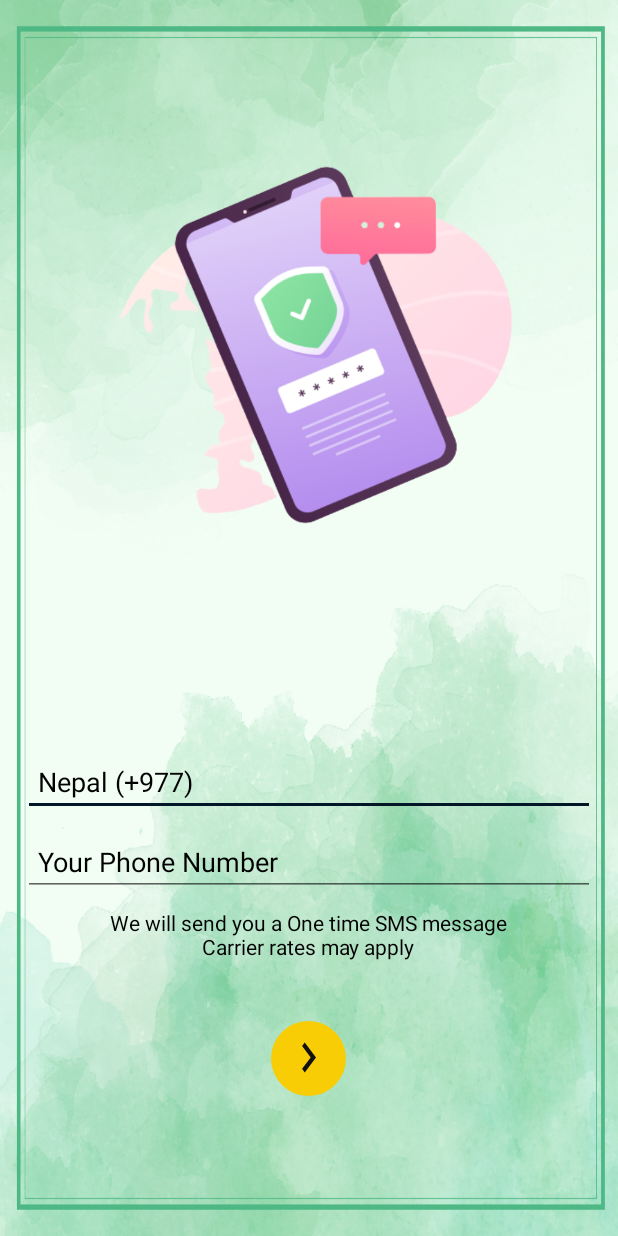
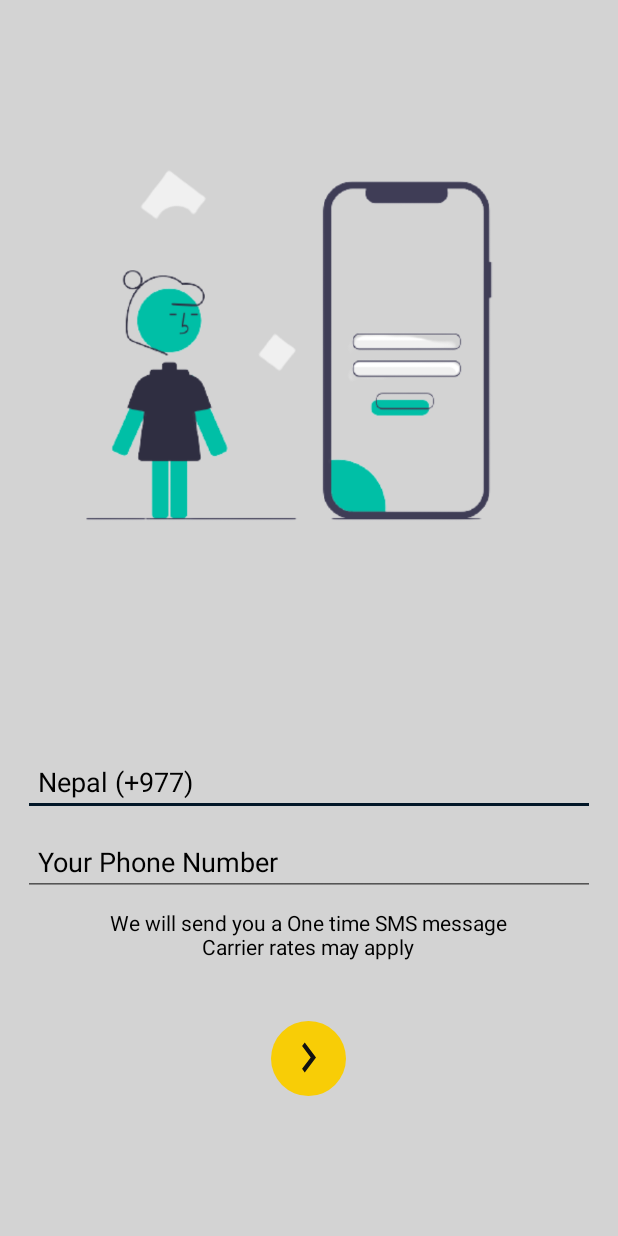
Before and after one commit to stunnerkritika/SmartTravelGuide, an Android app: the screen it shows after launch (LoginActivity), after a tap on "SKIP", on a phone screen of 412 x 824 dp. Run offline under Robolectric (Android 15) with nearby library versions, the phone set to English and light mode, and no system bars; our stand-ins replace Firebase (no records; nobody signed in at launch, a user with empty details on screens opened directly).

Commit message:
Complete designs

```diff
--- a/app/src/main/res/layout/activity_login.xml
+++ b/app/src/main/res/layout/activity_login.xml
@@ -3,7 +3,7 @@
     xmlns:tools="http://schemas.android.com/tools"
     android:layout_width="match_parent"
     android:layout_height="match_parent"
-    android:background="@drawable/background"
+    android:background="@color/clr_grey_text"
     tools:context=".MainActivity">
 
 
@@ -18,7 +18,7 @@
         <ImageView
             android:layout_width="wrap_content"
             android:layout_height="wrap_content"
-            android:src="@drawable/mobileotp" />
+            android:src="@drawable/login_pic" />
     </LinearLayout>
 
     <LinearLayout
```
Also changed, not shown: app/src/main/java/com/example/smarttravelguideapplication/fragement/HomeFragment.java (+24 -3 lines), app/src/main/res/drawable/login_pic.png (added), app/src/main/res/drawable/mobileotp.png (deleted).
